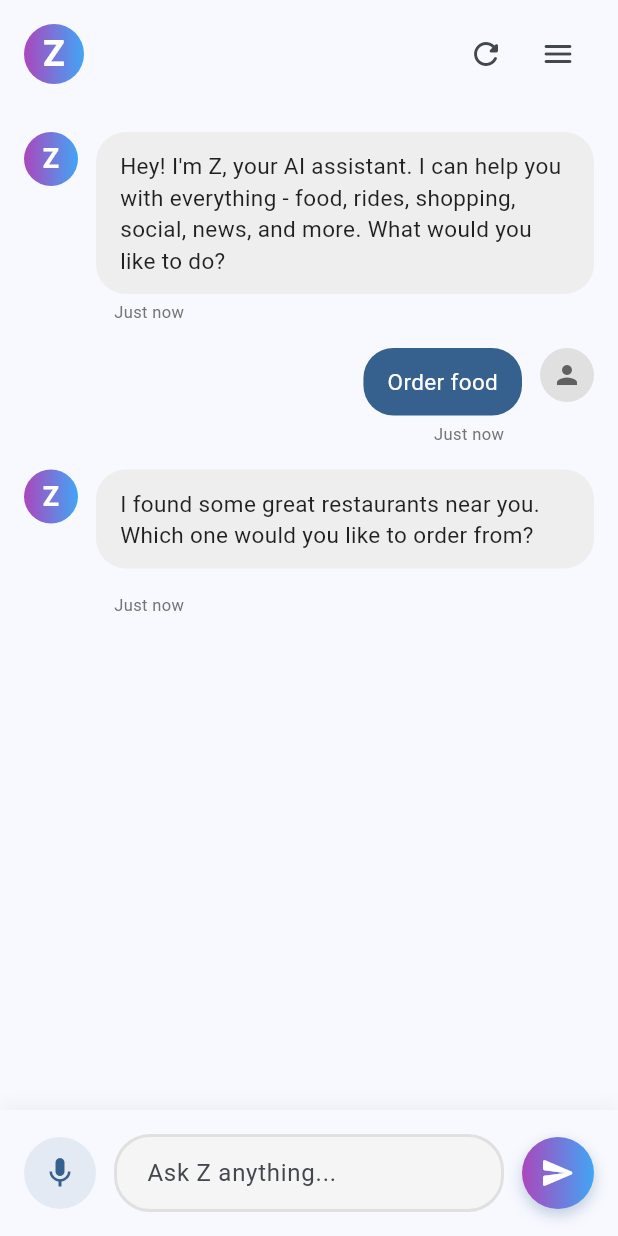
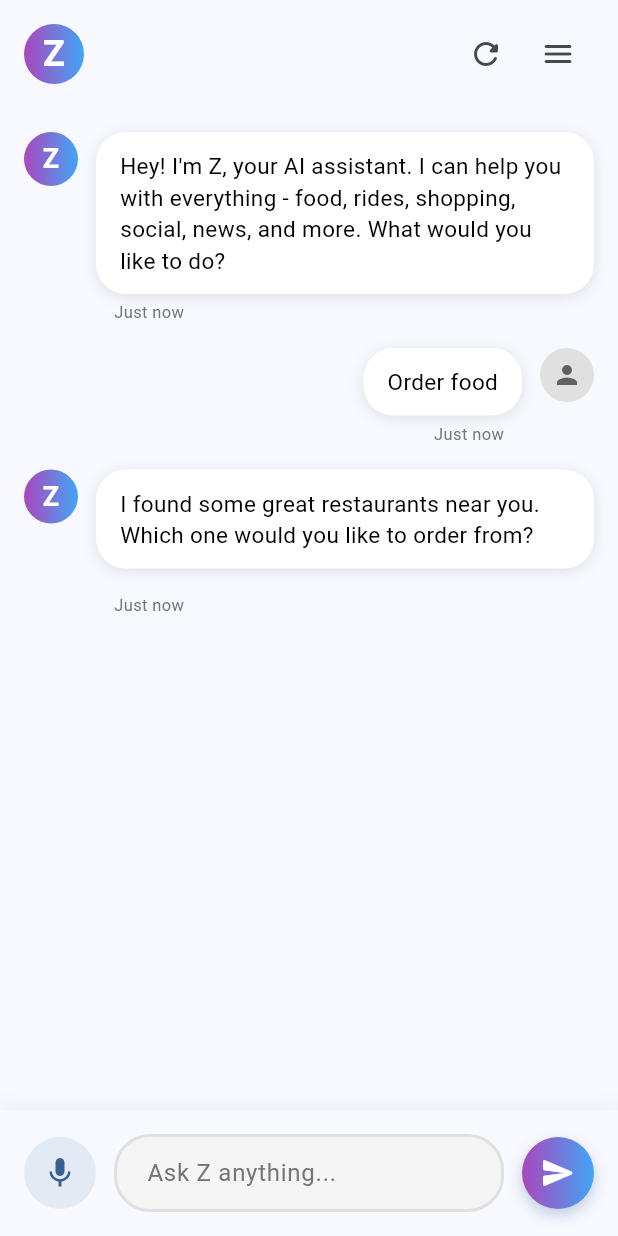
Before and after one commit to 00-01/zero_world, a Flutter app: the screen it shows after launch, after a tap on "Order food", on a phone screen of 412 x 824 dp. Run offline on Flutter 3.47's test engine with Material 3 defaults, Android fonts, the phone set to English and light mode, and no system bars; our stand-ins replace shared_preferences; accounts and stored records are empty.

Commit message:
White chat bubbles with black text for maximum contrast

```diff
--- a/frontend/zero_world/lib/screens/main_chat_screen.dart
+++ b/frontend/zero_world/lib/screens/main_chat_screen.dart
@@ -350,21 +350,22 @@ class _MainChatScreenState extends State<MainChatScreen> {
                 Container(
                   padding: const EdgeInsets.symmetric(horizontal: 16, vertical: 12),
                   decoration: BoxDecoration(
-                    color: isUser
-                        ? theme.primaryColor
-                        : theme.brightness == Brightness.light
-                            ? Colors.grey[200]
-                            : const Color(0xFF1E1E1E), // Darker grey for AI messages in dark mode
+                    color: const Color(0xFFFFFFFF), // White chat bubbles for both user and AI
                     borderRadius: BorderRadius.circular(20),
+                    boxShadow: [
+                      BoxShadow(
+                        color: Colors.black.withOpacity(0.1),
+                        blurRadius: 8,
+                        offset: const Offset(0, 2),
+                      ),
+                    ],
                   ),
                   child: message.isProcessing
                       ? _buildProcessingIndicator()
                       : Text(
                           message.content,
-                          style: TextStyle(
-                            color: theme.brightness == Brightness.light
-                                ? (isUser ? Colors.white : Colors.black87)
-                                : const Color(0xFFFFFFFF), // Pure white text in dark mode
+                          style: const TextStyle(
+                            color: Color(0xFF000000), // Black text on white background
                             fontSize: 15,
                             height: 1.4,
                           ),
@@ -628,18 +629,34 @@ class _MainChatScreenState extends State<MainChatScreen> {
           Expanded(
             child: Container(
               decoration: BoxDecoration(
-                color: Colors.grey[100],
+                color: theme.brightness == Brightness.light
+                    ? Colors.grey[100]
+                    : const Color(0xFF1A1A1A), // Dark input field
                 borderRadius: BorderRadius.circular(24),
                 border: Border.all(
-                  color: _focusNode.hasFocus ? theme.primaryColor : Colors.grey[300]!,
+                  color: _focusNode.hasFocus
+                      ? theme.primaryColor
+                      : (theme.brightness == Brightness.light
+                          ? Colors.grey[300]!
+                          : Colors.grey[800]!),
                   width: 2,
                 ),
               ),
               child: TextField(
                 controller: _textController,
                 focusNode: _focusNode,
+                style: TextStyle(
+                  color: theme.brightness == Brightness.light
+                      ? Colors.black87
+                      : const Color(0xFFFFFFFF), // White text in input
+                ),
                 decoration: InputDecoration(
                   hintText: _voiceState.isRecording ? 'Listening...' : 'Ask Z anything...',
+                  hintStyle: TextStyle(
+                    color: theme.brightness == Brightness.light
+                        ? Colors.grey[600]
+                        : Colors.grey[500],
+                  ),
                   border: InputBorder.none,
                   contentPadding: const EdgeInsets.symmetric(
                     horizontal: 20,
```
